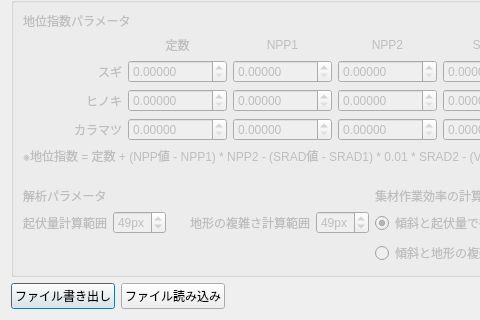
First picture: the form in forest_zoning_settings_dialog.ui, repository raw-slnc/morizon_next, before the edit; both pictures show x 0 to 480 and y 267 to 587 of the 880 by 587 pixel window.
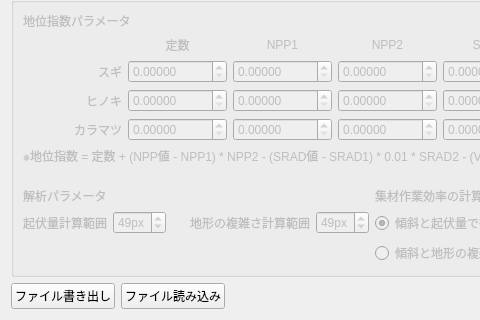
Second picture: the form after the edit.

Commit message: Fix toolbar registration, settings tab UI, and PyQt6/QGIS4 compatibility

What changed in the file:
```diff
--- a/forest_zoning_settings_dialog.ui
+++ b/forest_zoning_settings_dialog.ui
@@ -1,7 +1,7 @@
 <?xml version="1.0" encoding="UTF-8"?>
 <ui version="4.0">
- <class>Dialog</class>
- <widget class="QDialog" name="Dialog">
+ <class>SettingsWidget</class>
+ <widget class="QWidget" name="SettingsWidget">
   <property name="geometry">
    <rect>
     <x>0</x>
```
The commit also changes 37 other files.
